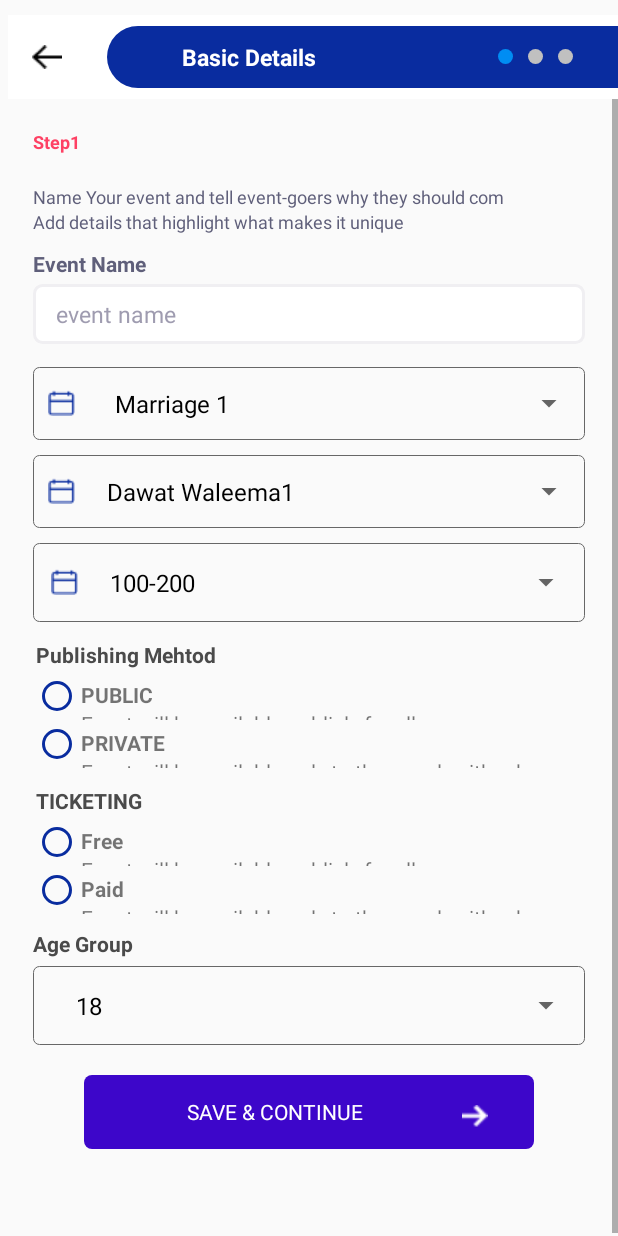
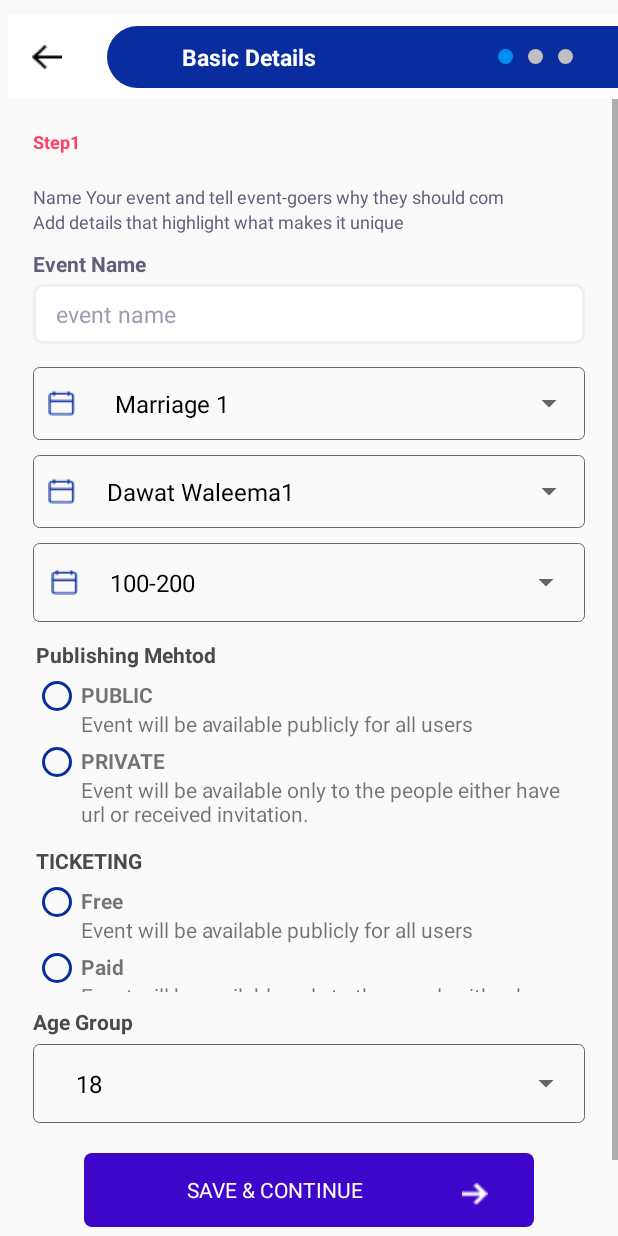
Before and after one commit to aqeel2khan/updatedLMR, an Android app: the BasicDetailsActivity screen opened directly, with no data from a screen before it, on a phone screen of 412 x 824 dp. Run offline under Robolectric (Android 15) with nearby library versions, the phone set to English and light mode, and no system bars; our stand-ins replace sdp/ssp sizes.

Commit message:
change something

```diff
--- a/app/src/main/java/com/example/batchfinal/camera/ImageViewerDialog.kt
+++ b/app/src/main/java/com/example/batchfinal/camera/ImageViewerDialog.kt
@@ -5,7 +5,7 @@ import android.view.LayoutInflater
 import android.view.View
 import android.view.ViewGroup
 import androidx.fragment.app.DialogFragment
-import com.example.ajzoproject.R
+import com.example.batchfinal.R
 
 /**
  * Dialog to View Image
--- a/app/src/main/res/layout/activity_basic_details.xml
+++ b/app/src/main/res/layout/activity_basic_details.xml
@@ -216,7 +216,7 @@
 
                         <LinearLayout
                             android:layout_width="wrap_content"
-                            android:layout_height="match_parent"
+                            android:layout_height="wrap_content"
                             android:orientation="vertical">
 
                             <TextView
@@ -247,7 +247,7 @@
 
                         <LinearLayout
                             android:layout_width="wrap_content"
-                            android:layout_height="match_parent"
+                            android:layout_height="wrap_content"
                             android:orientation="vertical">
 
                             <TextView
@@ -298,7 +298,7 @@
 
                         <LinearLayout
                             android:layout_width="wrap_content"
-                            android:layout_height="match_parent"
+                            android:layout_height="wrap_content"
                             android:orientation="vertical">
 
                             <TextView
--- a/app/src/main/res/layout/activity_tickeeting_seat_details1.xml
+++ b/app/src/main/res/layout/activity_tickeeting_seat_details1.xml
@@ -293,7 +293,7 @@
                     </RelativeLayout>
 
                     <View
-                        android:layout_width="@dimen/_0dp"
+                        android:layout_width="0dp"
                         android:layout_height="wrap_content"
                         android:layout_weight="0.40" />
 
```
